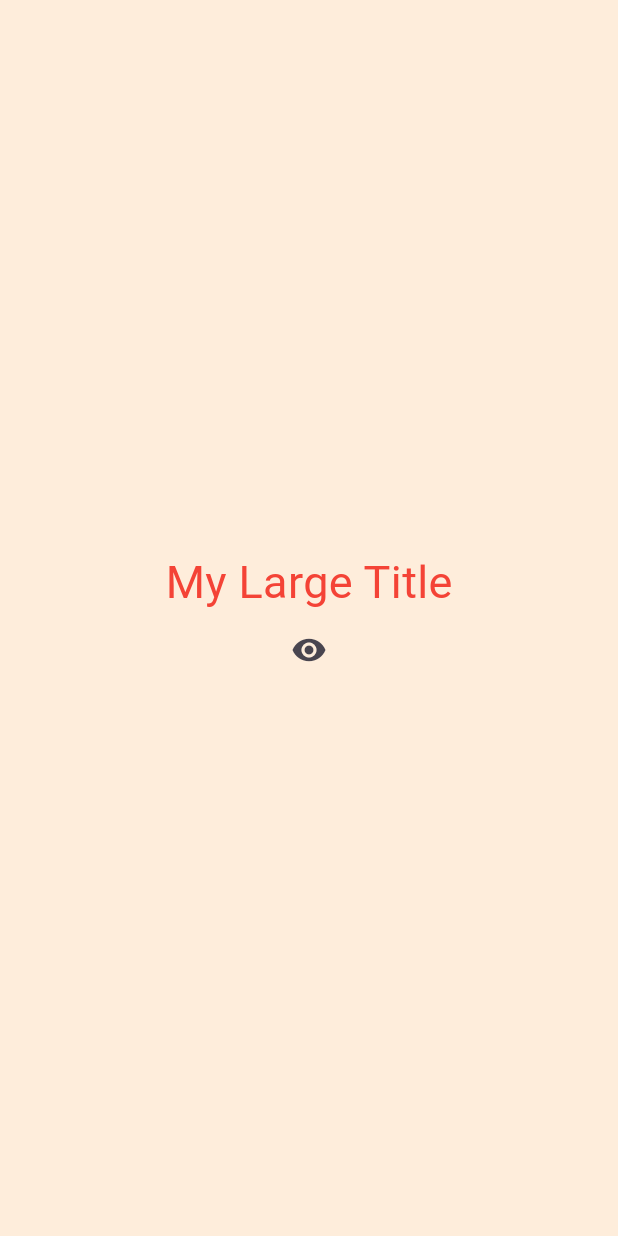
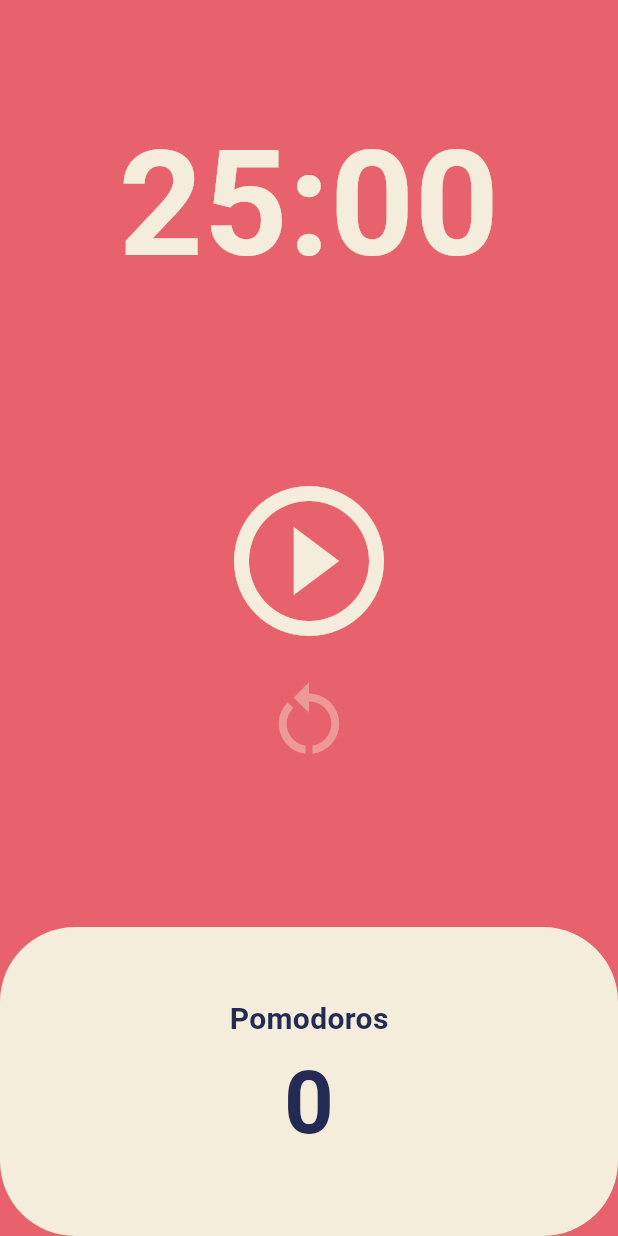
Before and after one commit to mongudd/Flutter-study, a Flutter app: the screen it shows after launch, on a phone screen of 412 x 824 dp. Run offline on Flutter 3.47's test engine with Material 3 defaults, Android fonts, the phone set to English and light mode, and no system bars.

Commit message:
Pomodoro App

```diff
--- a/lib/main.dart
+++ b/lib/main.dart
@@ -1,4 +1,5 @@
 import 'package:flutter/material.dart';
+import 'package:toonflix/screens/home_screen.dart';
 
 //stateful : 데이터 변경시, 변화를 UI에 반영하여 실시간으로 확인 가능 (데이터 저장 -> 실시간 데이터 변화 확인)
 //stateless : 데이터 X, 그저 UI를 보여주는 것
@@ -7,86 +8,22 @@ void main() {
   runApp(const App());
 }
 
-class App extends StatefulWidget {
+class App extends StatelessWidget {
   const App({super.key});
-
-  @override
-  State<App> createState() => _AppState();
-}
-
-class _AppState extends State<App> {
-  bool showTitle = true;
-  void toggleTitle() {
-    setState(() {
-      showTitle = !showTitle;
-    });
-  }
 
   @override
   Widget build(BuildContext context) {
     return MaterialApp(
       theme: ThemeData(
+        scaffoldBackgroundColor: const Color(0xffE7626C),
         textTheme: const TextTheme(
-          titleLarge: TextStyle(
-            color: Colors.red,
+          headlineLarge: TextStyle(
+            color: Color(0xff232B55),
           ),
         ),
+        cardColor: const Color(0xffF4EDDB),
       ),
-      home: Scaffold(
-        backgroundColor: const Color(0xFFFEEDDB),
-        body: Center(
-          child: Column(
-            mainAxisAlignment: MainAxisAlignment.center,
-            children: [
-              showTitle ? const MyLargeTitle() : const Text("Nothing to see"),
-              IconButton(
-                onPressed: toggleTitle,
-                icon: const Icon(Icons.remove_red_eye),
-              )
-            ],
-          ),
-        ),
-      ),
+      home: const HomeScreen(),
     );
   }
 }
-
-class MyLargeTitle extends StatefulWidget {
-  const MyLargeTitle({
-    super.key,
-  });
-
-  @override
-  State<MyLargeTitle> createState() => _MyLargeTitleState();
-}
-
-class _MyLargeTitleState extends State<MyLargeTitle> {
-  @override
-  void initState() {
-    super.initState();
-    print("initState");
-  }
-
-  @override
-  void dispose() {
-    super.dispose();
-    print("dispose");
-  }
-
-  @override
-  Widget build(BuildContext context) {
-    print("build");
-    return Text(
-      "My Large Title",
-      style: TextStyle(
-        fontSize: 30,
-        color: Theme.of(context).textTheme.titleLarge?.color,
-      ),
-    );
-  }
-}
-
-// initState -> build, once delete dispose
-// initState: method gets called before build (initialize variable, Subscribe API update)
-// build: make UI
-// dispose: widget will be removed from widget tree
--- /dev/null
+++ b/lib/screens/home_screen.dart
@@ -0,0 +1,160 @@
+import 'dart:async';
+
+import 'package:flutter/material.dart';
+
+class HomeScreen extends StatefulWidget {
+  const HomeScreen({super.key});
+
+  @override
+  State<HomeScreen> createState() => _HomeScreenState();
+}
+
+class _HomeScreenState extends State<HomeScreen> {
+  static const twentyFiveMinute = 1500;
+  int totalSecond = twentyFiveMinute;
+  late Timer timer;
+  bool isRunning = false;
+  int totalPomodoro = 0;
+
+  void onTick(Timer timer) {
+    if (totalSecond == 0) {
+      setState(() {
+        totalPomodoro = totalPomodoro + 1;
+        isRunning = false;
+        totalSecond = twentyFiveMinute;
+      });
+      timer.cancel();
+    } else {
+      setState(() {
+        totalSecond = totalSecond - 1;
+      });
+    }
+  }
+
+  void onStartPressed() {
+    timer = Timer.periodic(
+      const Duration(seconds: 1),
+      onTick,
+    );
+    setState(() {
+      isRunning = true;
+    });
+  }
+
+  void onPausePressed() {
+    setState(() {
+      isRunning = false;
+      timer.cancel();
+    });
+  }
+
+  void onResetPressed() {
+    setState(() {
+      totalSecond = twentyFiveMinute;
+      isRunning = false;
+      timer.cancel();
+    });
+  }
+
+  String format(int seconds) {
+    var duration = Duration(seconds: seconds);
+
+    return duration
+        .toString() // 1. make duration in String (0:25:00.000000)
+        .split(".") // 2. split in "." ([0:25:00, 000000])
+        .first // 3. selct the first one (0:25:00)
+        .substring(2, 7); // 4. cut from index2 to index7 (25:00)
+  }
+
+  @override
+  Widget build(BuildContext context) {
+    return Scaffold(
+      backgroundColor: Theme.of(context).scaffoldBackgroundColor,
+      body: Column(
+        children: [
+          Flexible(
+            flex: 1,
+            child: Container(
+              alignment: Alignment.bottomCenter,
+              child: Text(
+                format(totalSecond),
+                style: TextStyle(
+                    color: Theme.of(context).cardColor,
+                    fontSize: 98,
+                    fontWeight: FontWeight.w600),
+              ),
+            ),
+          ),
+          Flexible(
+            flex: 2,
+            child: Column(
+              mainAxisAlignment: MainAxisAlignment.center,
+              children: [
+                IconButton(
+                  iconSize: 120,
+                  color: Theme.of(context).cardColor,
+                  onPressed: isRunning ? onPausePressed : onStartPressed,
+                  icon: Icon(
+                    isRunning
+                        ? Icons.pause_circle_outline_outlined
+                        : Icons.play_circle_outline_outlined,
+                  ),
+                ),
+                IconButton(
+                  iconSize: 60,
+                  color: Theme.of(context).cardColor.withAlpha(100),
+                  mouseCursor: SystemMouseCursors.click,
+                  hoverColor: Theme.of(context).cardColor,
+                  onPressed: onResetPressed,
+                  icon: const Icon(Icons.restart_alt),
+                ),
+              ],
+            ),
+          ),
+          Flexible(
+            flex: 1,
+            child: Row(
+              children: [
+                Expanded(
+                  child: Container(
+                    decoration: BoxDecoration(
+                      color: Theme.of(context).cardColor,
+                      borderRadius: BorderRadius.circular(50),
+                    ),
+                    child: Column(
+                      mainAxisAlignment: MainAxisAlignment.center,
+                      children: [
+                        Text(
+                          "Pomodoros",
+                          style: TextStyle(
+                            fontSize: 20,
+                            color: Theme.of(context)
+                                .textTheme
+                                .headlineLarge!
+                                .color,
+                            fontWeight: FontWeight.w600,
+                          ),
+                        ),
+                        Text(
+                          "$totalPomodoro",
+                          style: TextStyle(
+                            fontSize: 58,
+                            color: Theme.of(context)
+                                .textTheme
+                                .headlineLarge!
+                                .color,
+                            fontWeight: FontWeight.w600,
+                          ),
+                        ),
+                      ],
+                    ),
+                  ),
+                ),
+              ],
+            ),
+          ),
+        ],
+      ),
+    );
+  }
+}
```
